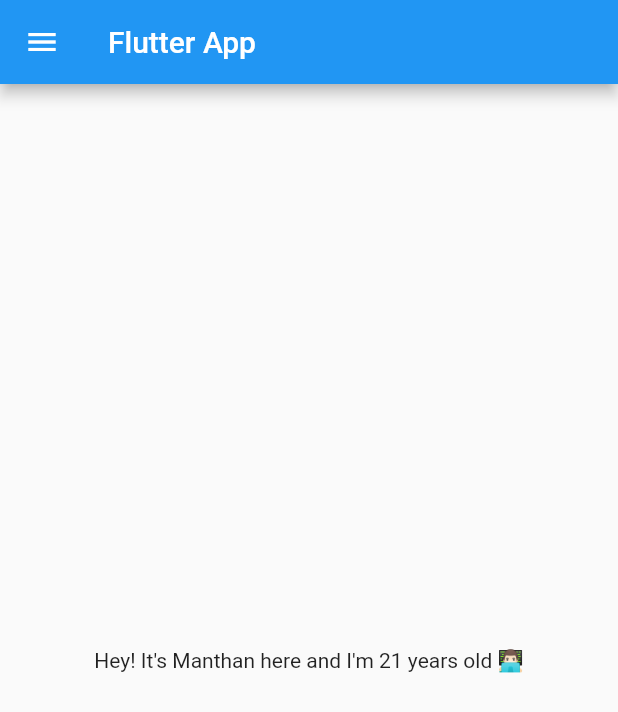
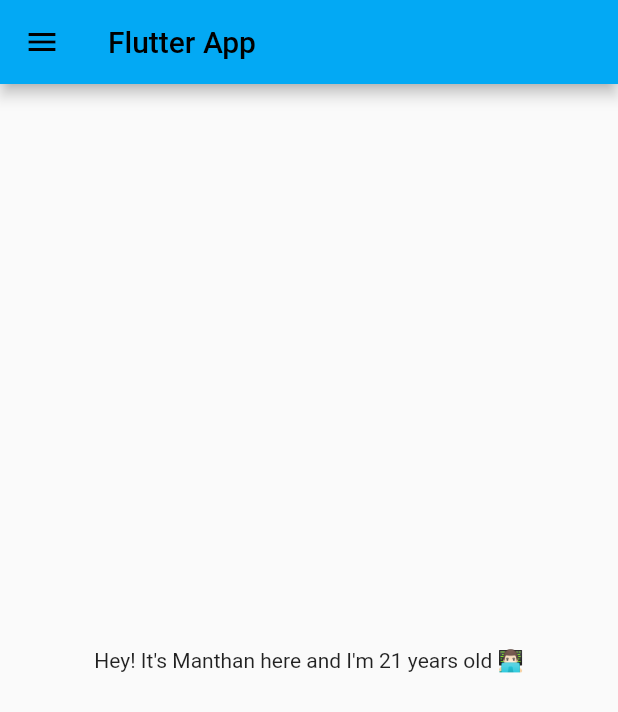
Before and after one commit to manthanpanchal2002/MyFirstFultterApp, a Flutter app: the screen it shows after launch, on a phone screen of 412 x 824 dp. Shown: the top 712 px of the screen. Run offline on Flutter 3.47's test engine with Material 2 defaults, Android fonts, the phone set to English and light mode, and no system bars.

Commit message:
Day 3 completed

```diff
--- a/lib/main.dart
+++ b/lib/main.dart
@@ -1,5 +1,7 @@
-import 'package:first_flutter_application/home.dart';
+import 'package:first_flutter_application/Pages/home.dart';
 import 'package:flutter/material.dart';
+
+import 'Pages/login.dart';
 
 void main() {
   runApp(MyApp());
@@ -9,7 +11,15 @@ class MyApp extends StatelessWidget {
   @override
   Widget build(BuildContext context) {
     return MaterialApp(
-      home: HomePage(),
+      // home: HomePage(),
+      themeMode: ThemeMode.light,
+      darkTheme: ThemeData(brightness: Brightness.dark),
+      theme: ThemeData(primarySwatch: Colors.lightBlue),
+      initialRoute: "/",
+      routes: {
+        "/": (context) => HomePage(),
+        // "/login": (context) => LoginPage()
+      },
     );
   }
 }
```
Also changed, not shown: lib/Pages/login.dart (added, +18 -0 lines), lib/Pages/home.dart (renamed from lib/home.dart).
